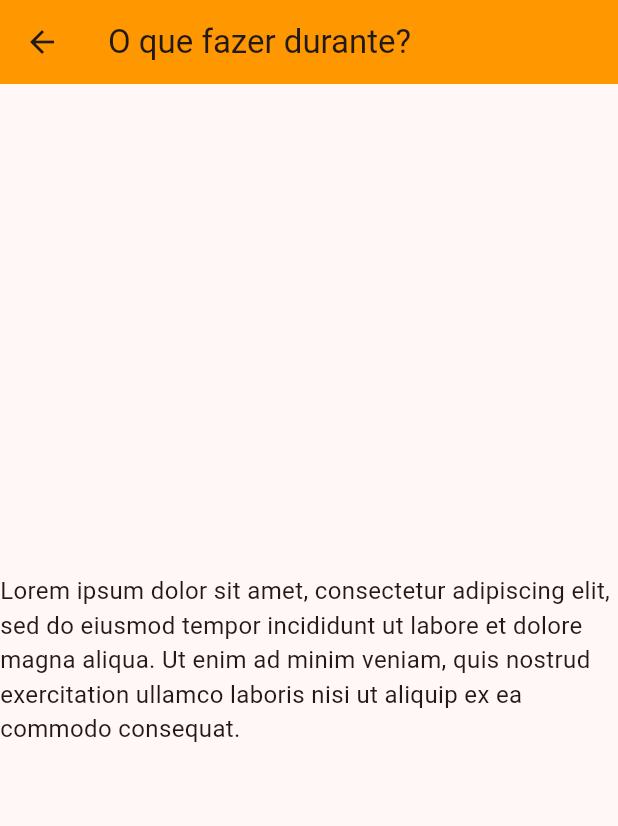
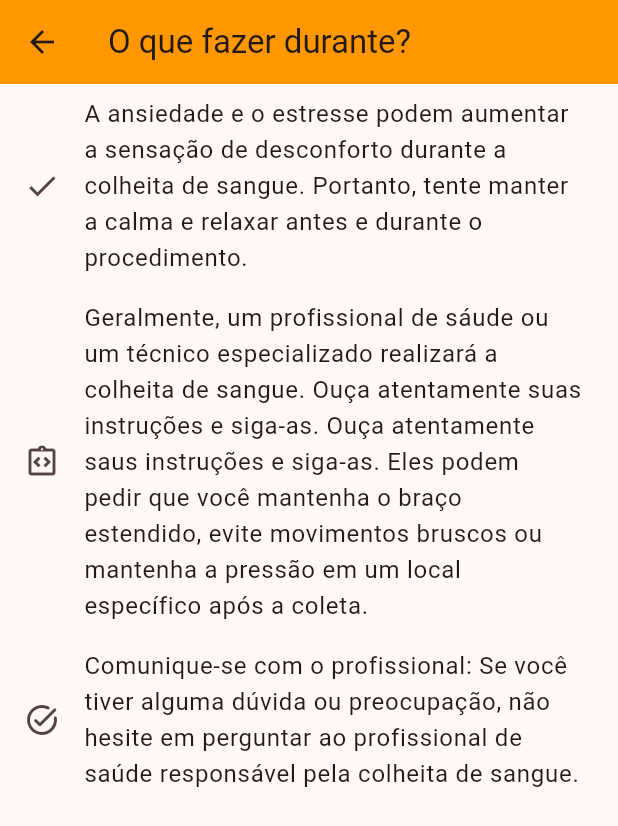
Before and after one commit to MatheusSaleh/AppBancoDeSangue, a Flutter app: the DuranteScreen screen opened directly, on a phone screen of 412 x 824 dp. Shown: the top 826 px of the screen. Run offline on Flutter 3.47's test engine with Material 2 defaults, Android fonts, the phone set to English and light mode, and no system bars.

```diff
--- a/lib/guia_doacao_sangue.dart
+++ b/lib/guia_doacao_sangue.dart
@@ -20,8 +20,8 @@ class GuiaDoacaoScreen extends StatelessWidget{
           crossAxisSpacing: 16,
           mainAxisSpacing: 16,
         children: [
-          _buildMenuItem(context, 'O que fazer antes?', Colors.blue, Icons.question_mark, const AntesScreen()),
-          _buildMenuItem(context, 'O que fazer durante?', Colors.orange, Icons.question_mark, const DuranteScreen()),
+          _buildMenuItem(context, 'O que fazer antes?', Colors.blue, Icons.question_mark,  AntesScreen()),
+          _buildMenuItem(context, 'O que fazer durante?', Colors.orange, Icons.question_mark,  DuranteScreen()),
           _buildMenuItem(context, 'O que fazer depois?', Colors.green, Icons.question_mark, DepoisScreen()),
         ],
       ),
--- a/lib/guias_de_doacao/o_que_fazer_antes.dart
+++ b/lib/guias_de_doacao/o_que_fazer_antes.dart
@@ -1,7 +1,34 @@
 import 'package:flutter/material.dart';
 
 class AntesScreen extends StatelessWidget{
-  const AntesScreen({super.key});
+  AntesScreen({super.key});
+
+  final List<Map<String, dynamic>> procedimentos = [
+    {
+      'icon': Icons.checklist_rtl_outlined,
+      'text': 'Verifique os requisitos básicos: Verifique se você atende aos requisitos básicos para doar sangue,'
+          ' como idade mínima (geralmente 18 anos, mas pode variar dependendo do país), peso adequado (geralmente acima'
+          ' de 50 kg) e boa saúde geral'
+    },
+    {
+      'icon': Icons.food_bank_outlined,
+      'text': 'Faça uma refeição saudável: Certifique-se de ter uma refeição nutritiva antes da doação de sangue. Comer alimentos'
+          ' ricos em ferro, como carnes magras, feijões, espinafre e alimentos ricos em vitamina C, como frutas cítricas, pode ajudar a aumentar'
+          ' seus níveis de ferro.'
+    },
+    {
+      'icon': Icons.water_drop_outlined,
+      'text': 'Beba bastante líquido nas 24 horas anteriores à doação de sangue para garantir que você esteja bem hidratado. Evite bebidas alcoólicas nas últimas 24 horas antes da doação.'
+    },
+    {
+      'icon': Icons.bed,
+      'text': 'Desanse bem: Tenha uma boa noite de sono antes da doação de sangue para garantir que você esteja descansado.'
+    },
+    {
+      'icon': Icons.person_off,
+      'text': 'Evite atividade física intensa: Evite exercícios vigorosos ou atividades extenuantes antes da doação de sangue. Isto pode ajudar a evitar tonturas ou fraqueza durante o processo.'
+    },
+  ];
 
   @override
   Widget build(BuildContext context){
@@ -10,12 +37,18 @@ class AntesScreen extends StatelessWidget{
         title: const Text('O que fazer antes?'),
         backgroundColor: Colors.blue,
       ),
-      body: const Center(
-        child: Text(
-          'Lorem ipsum dolor sit amet, consectetur adipiscing elit, sed do eiusmod tempor incididunt ut labore et dolore magna aliqua. Ut enim ad minim veniam, quis nostrud exercitation ullamco laboris nisi ut aliquip ex ea commodo consequat.',
-          style: TextStyle(fontSize: 16),
-        ),
-      )
+      body: Center(
+        child: ListView.builder(
+          itemCount: procedimentos.length,
+          itemBuilder: (BuildContext context, int index){
+            final procedimento = procedimentos[index];
+            return ListTile(
+              leading: Icon(procedimento['icon']),
+              title: Text(procedimento['text']),
+            );
+          },
+        )
+      ),
     );
   }
 }
--- a/lib/guias_de_doacao/o_que_fazer_depois.dart
+++ b/lib/guias_de_doacao/o_que_fazer_depois.dart
@@ -15,6 +15,31 @@ class DepoisScreen extends StatelessWidget{
     {
       'icon': Icons.local_drink,
       'text': 'Hidratação: Beba bastante líquido nas horas seguintes à doação de sangue. Isso ajuda a repor os fluidos corporais perdidos durante o processo.'
+    },
+    {
+      'icon': Icons.schedule,
+      'text': 'Evite atividades extenuantes: Evite exercícios vigorosos ou atividades '
+          'que exijam muito esforço físico nas primeiras 24 horas após a doação. Seu corpo'
+          'precisa de tempo para se recuperar completamente.'
+    },
+    {
+      'icon': Icons.no_drinks,
+      'text': 'Evite álcool e fumar: Evite o consumo de álcool e o tabagismo por pelo menos'
+          '24 horas após a doação de sangue. Essas substâncias podem afetar negativamente sua '
+          'recuperação e desidratá-lo ainda mais.'
+    },
+    {
+      'icon': Icons.sd_card_alert,
+      'text': 'Cuidados com o local da punção: Mantenha o curativo no local da '
+          'punção por pelo menos algumas horas. Evite levantar objetos pesados ou fazer '
+          'movimentos bruscos com o braço doado, a fim de evitar qualquer sangramento ou desconforto adicional.'
+    },
+    {
+      'icon': Icons.checklist_rtl_outlined,
+      'text': 'Siga as instruções do profissional de saúde: '
+          'É fundamental seguir as orientações específicas fornecidas pela '
+          'equipe médica ou pelo centro de doação de sangue. Eles podem fornecer '
+          'informações adicionais e responder a quiasquer perguntas que voce possa ter.'
     }
   ];
 
--- a/lib/guias_de_doacao/o_que_fazer_durante.dart
+++ b/lib/guias_de_doacao/o_que_fazer_durante.dart
@@ -1,20 +1,41 @@
 import 'package:flutter/material.dart';
 
 class DuranteScreen extends StatelessWidget{
-  const DuranteScreen({super.key});
+   DuranteScreen({super.key});
+
+  final List<Map<String, dynamic>> procedimentos = [
+    {
+      'icon': Icons.check,
+      'text': 'A ansiedade e o estresse podem aumentar a sensação de desconforto durante a colheita de sangue. Portanto, tente manter a calma e relaxar antes e durante o procedimento.'
+    },
+    {
+      'icon': Icons.integration_instructions_outlined,
+      'text': 'Geralmente, um profissional de sáude ou um técnico especializado realizará a colheita de sangue. Ouça atentamente suas instruções e siga-as. Ouça atentamente saus instruções e siga-as'
+          '. Eles podem pedir que você mantenha o braço estendido, evite movimentos bruscos ou mantenha a pressão em um local específico após a coleta.'
+    },
+    {
+      'icon': Icons.task_alt_rounded,
+      'text': 'Comunique-se com o profissional: Se você tiver alguma dúvida ou preocupação, não hesite em perguntar ao profissional de saúde responsável pela colheita de sangue.'
+
+    }
+  ];
 
   @override
   Widget build(BuildContext context){
     return Scaffold(
       appBar: AppBar(
-        title: const Text('O que fazer durante?'),
+        title:  Text('O que fazer durante?'),
         backgroundColor: Colors.orange,
       ),
-      body: const Center(
-        child: Text(
-          'Lorem ipsum dolor sit amet, consectetur adipiscing elit, sed do eiusmod tempor incididunt ut labore et dolore magna aliqua. Ut enim ad minim veniam, quis nostrud exercitation ullamco laboris nisi ut aliquip ex ea commodo consequat.',
-          style: TextStyle(fontSize: 16),
-        ),
+      body: Center(
+        child: ListView.builder(itemCount: procedimentos.length,
+            itemBuilder: (BuildContext context, int index){
+              final procedimento = procedimentos[index];
+              return ListTile(
+                leading: Icon(procedimento['icon']),
+                title: Text(procedimento['text']),
+              );
+            } ),
       ),
     );
   }
```
Also changed, not shown: lib/main.dart (+5 -2 lines), lib/registro_doacao.dart (added, +62 -0 lines).
